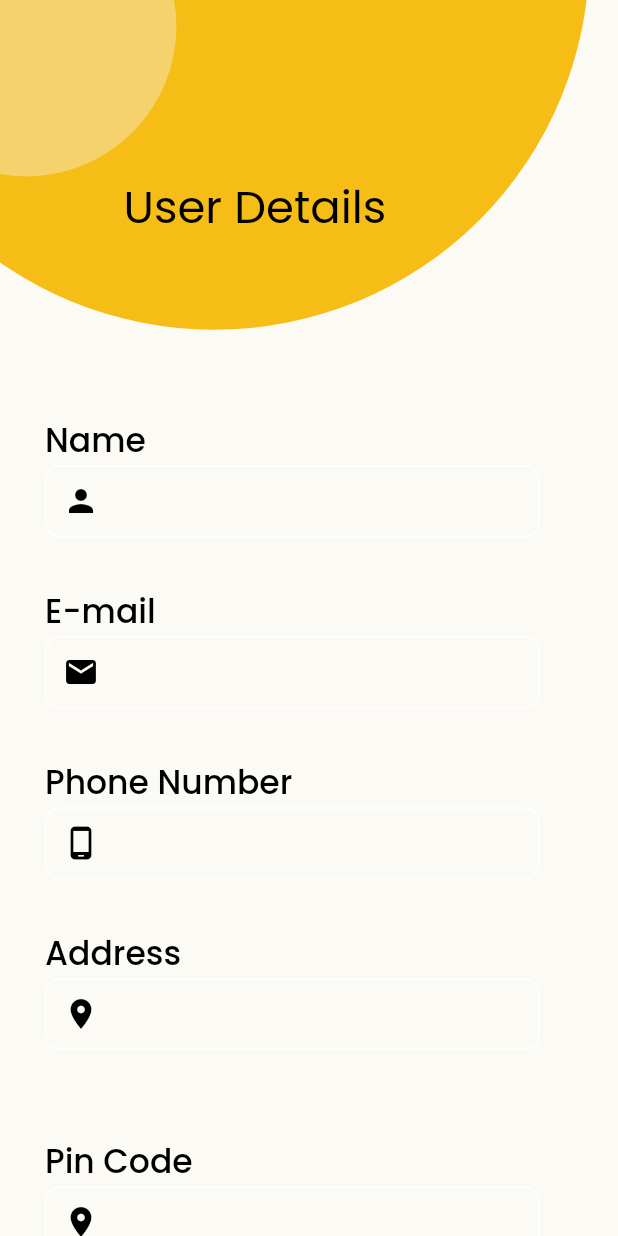
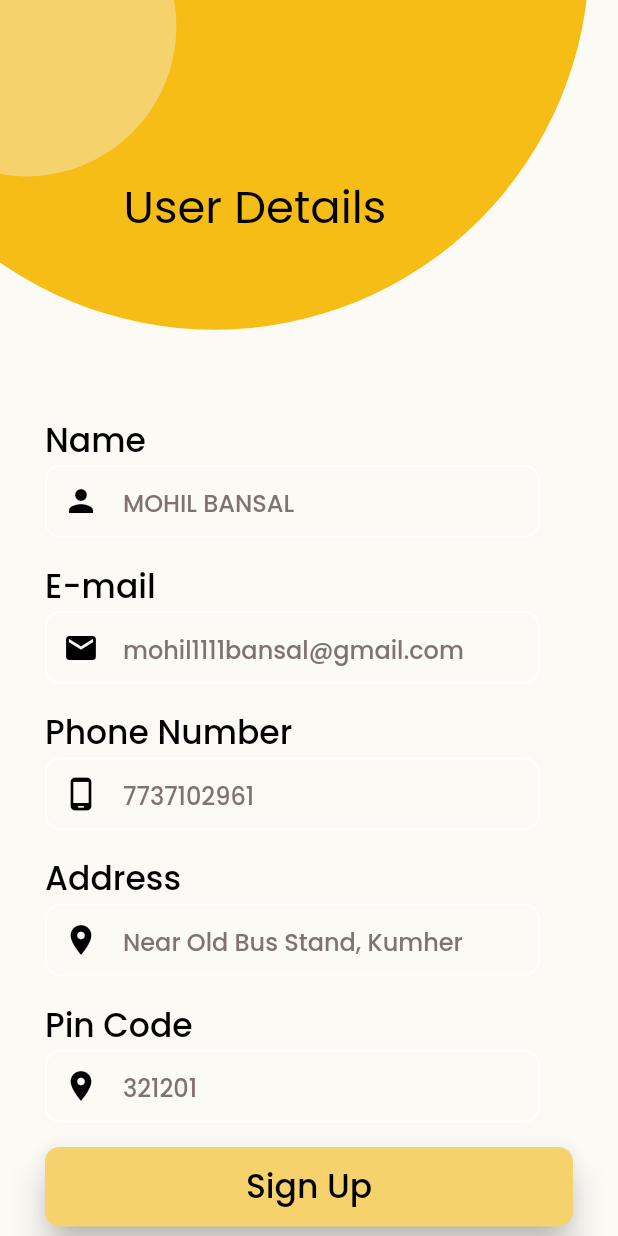
Before and after one commit to luciferro01/Foodie, a Flutter app: the UserRegistration screen opened directly, on a phone screen of 412 x 824 dp. Run offline on Flutter 3.47's test engine with Material 2 defaults, Android fonts, the phone set to English and light mode, and no system bars; our stand-ins replace firebase_auth, firebase_core, get, google_fonts, google_sign_in; accounts and stored records are empty.

```diff
--- a/lib/registration_screen/user_registration_screen.dart
+++ b/lib/registration_screen/user_registration_screen.dart
@@ -8,6 +8,7 @@
 
 import '../screens/home_screen.dart';
 
+// ignore: must_be_immutable
 class UserRegistration extends StatelessWidget {
   GlobalKey<FormState> formKey = GlobalKey<FormState>();
   UserRegistration({super.key});
@@ -95,6 +96,7 @@
                             onSaved: (input) => name = input!,
                             style: fieldTextStyle,
                             decoration: InputDecoration(
+                              // enabled: true,
                               prefixIcon: const Icon(
                                 Icons.person,
                                 color: Colors.black,
@@ -103,7 +105,9 @@
                                   horizontal: 10, vertical: 6),
                               border: OutlineInputBorder(
                                 borderSide: const BorderSide(
-                                    color: Color.fromARGB(253, 108, 207, 243)),
+                                  color: Colors.black,
+                                  width: 1,
+                                ),
                                 borderRadius: BorderRadius.circular(10),
                               ),
                               focusColor:
@@ -113,12 +117,13 @@
                                   color: Colors.black,
                                 ),
                               ),
+                              hintText: 'MOHIL BANSAL',
+                              hintStyle: fadedTextStyle,
                             ),
                           ),
                         ),
                         SizedBox(
-                          height: MediaQuery.of(context).size.height * 0.04,
-                        ),
+                            height: MediaQuery.of(context).size.height * 0.02),
                         Text('E-mail', style: labelTextStyle),
                         SizedBox(
                           width: MediaQuery.of(context).size.width * 0.8,
@@ -153,14 +158,15 @@
                                   color: Colors.black,
                                 ),
                               ),
+                              hintText: 'mohil1111bansal@gmail.com',
+                              hintStyle: fadedTextStyle,
                             ),
                             cursorColor: Colors.black,
                             cursorHeight: 20,
                           ),
                         ),
                         SizedBox(
-                          height: MediaQuery.of(context).size.height * 0.04,
-                        ),
+                            height: MediaQuery.of(context).size.height * 0.02),
                         Text(
                           'Phone Number',
                           style: labelTextStyle,
@@ -198,12 +204,13 @@
                                   color: Colors.black,
                                 ),
                               ),
+                              hintText: '7737102961',
+                              hintStyle: fadedTextStyle,
                             ),
                           ),
                         ),
                         SizedBox(
-                          height: MediaQuery.of(context).size.height * 0.04,
-                        ),
+                            height: MediaQuery.of(context).size.height * 0.02),
                         Text(
                           'Address',
                           style: labelTextStyle,
@@ -239,14 +246,16 @@
                                   color: Colors.black,
                                 ),
                               ),
+                              hintText: 'Near Old Bus Stand, Kumher',
+                              hintStyle: fadedTextStyle,
                             ),
                           ),
                         ),
+                        // SizedBox(
+                        //   height: MediaQuery.of(context).size.width * 0.06,
+                        // ),
                         SizedBox(
-                          height: MediaQuery.of(context).size.width * 0.06,
-                        ),
-                        SizedBox(
-                          height: MediaQuery.of(context).size.height * 0.04,
+                          height: MediaQuery.of(context).size.height * 0.02,
                         ),
                         Text(
                           'Pin Code',
@@ -283,12 +292,13 @@
                                   color: Colors.black,
                                 ),
                               ),
+                              hintText: '321201',
+                              hintStyle: fadedTextStyle,
                             ),
                           ),
                         ),
                         SizedBox(
-                          height: MediaQuery.of(context).size.height * 0.04,
-                        ),
+                            height: MediaQuery.of(context).size.height * 0.02),
                         ElevatedButton(
                           onPressed: signUp,
                           style: ElevatedButton.styleFrom(
--- a/lib/screens/account_screen.dart
+++ b/lib/screens/account_screen.dart
@@ -3,6 +3,7 @@
 import 'package:foodie/constant/styles.dart';
 import '../models/account_items_model.dart';
 
+// ignore: must_be_immutable
 class AccountScreen extends StatelessWidget {
   AccountScreen({super.key});
   List<AccountItems> items = [
--- a/lib/splash_screen/splash_screen.dart
+++ b/lib/splash_screen/splash_screen.dart
@@ -42,7 +42,7 @@
           mainAxisAlignment: MainAxisAlignment.center,
           children: [
             Image.asset(
-              "assets/icons/app-store.png",
+              "assets/images/foodie_logo.png",
               width: MediaQuery.of(context).size.width * 0.4,
               // height: 200,
               // width: 200,
--- a/pubspec.yaml
+++ b/pubspec.yaml
@@ -40,6 +40,7 @@
   google_sign_in: ^6.0.2
   google_fonts: ^4.0.3
   cloud_firestore: ^4.4.5
+  animated_bottom_navigation_bar: ^1.2.0
 
 dev_dependencies:
   flutter_test:
```
Also changed, not shown: lib/authentication/authentication_home_screen.dart (+18 -11 lines), lib/authentication/forgot_screen.dart (+5 -4 lines), lib/authentication/sign_up_screen.dart (+23 -11 lines), lib/main.dart (+4 -4 lines), lib/registration_screen/identification.dart (+14 -1 lines), lib/screens/home_screen.dart (+7 -2 lines), assets/images/foodie_logo.png, pubspec.lock.
